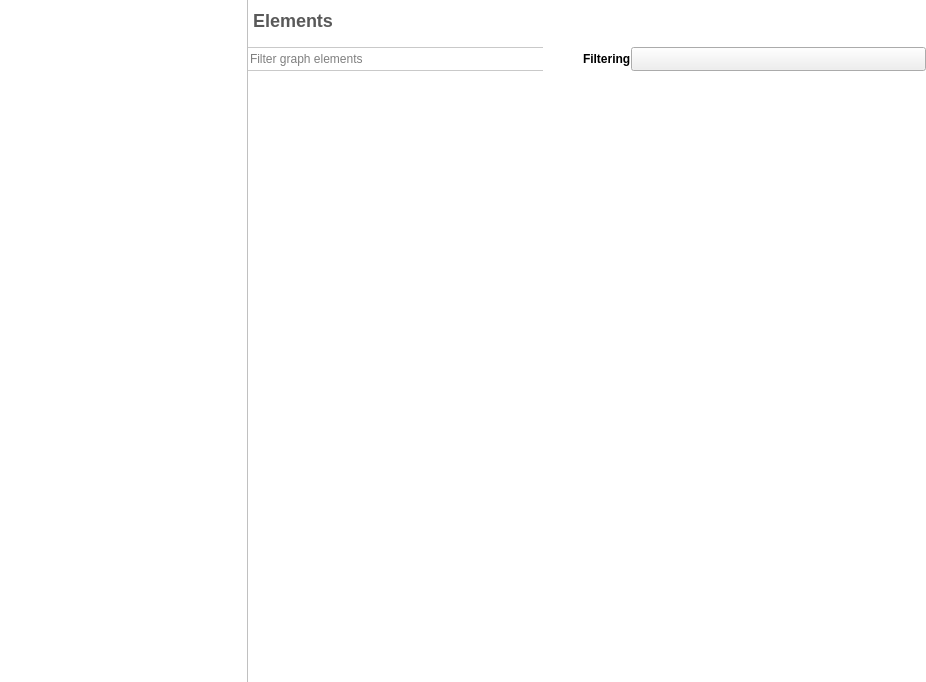
The window that plugins/view/tableview/TableView.ui (vadivelselvaraj/TulipGLImprovement) describes before a commit, drawn with Qt 5.
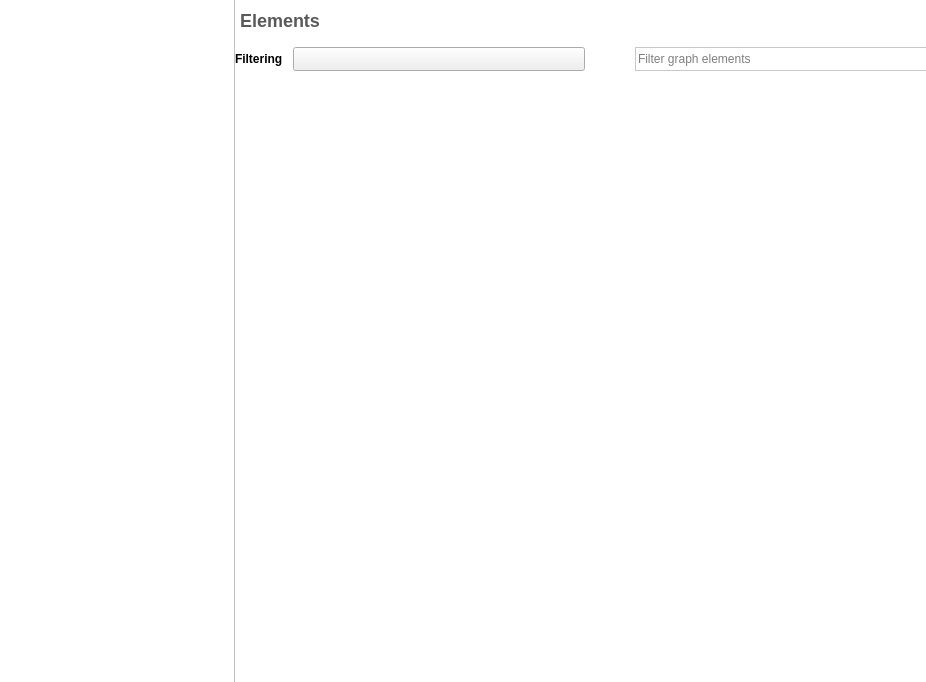
The same window after the commit. Icons and pictures are not drawn. Custom widgets are drawn as their Qt base class.

Commit message: [ Mantis #0003581 ] Fixed size and coord editors in table view to be easier to use by setting them as QDialog

```diff
--- a/plugins/view/tableview/TableView.ui
+++ b/plugins/view/tableview/TableView.ui
@@ -217,42 +217,9 @@
           </property>
           <item>
            <layout class="QHBoxLayout" name="horizontalLayout">
-            <item>
-             <widget class="ClearableLineEdit" name="filterEdit">
-              <property name="minimumSize">
-               <size>
-                <width>0</width>
-                <height>24</height>
-               </size>
-              </property>
-              <property name="styleSheet">
-               <string notr="true">background-color: white;
-border: 0px;
-color: black;
-border-bottom: 1px solid #C9C9C9;
-border-top: 1px solid #C9C9C9;</string>
-              </property>
-              <property name="placeholderText">
-               <string>Filter graph elements</string>
-              </property>
-             </widget>
-            </item>
-            <item>
-             <spacer name="horizontalSpacer">
-              <property name="orientation">
-               <enum>Qt::Horizontal</enum>
-              </property>
-              <property name="sizeType">
-               <enum>QSizePolicy::Maximum</enum>
-              </property>
-              <property name="sizeHint" stdset="0">
-               <size>
-                <width>40</width>
-                <height>20</height>
-               </size>
-              </property>
-             </spacer>
-            </item>
+            <property name="spacing">
+             <number>10</number>
+            </property>
             <item>
              <widget class="QLabel" name="filteringLabel">
               <property name="font">
@@ -276,6 +243,43 @@
               </property>
              </widget>
             </item>
+            <item>
+             <spacer name="horizontalSpacer">
+              <property name="orientation">
+               <enum>Qt::Horizontal</enum>
+              </property>
+              <property name="sizeType">
+               <enum>QSizePolicy::Fixed</enum>
+              </property>
+              <property name="sizeHint" stdset="0">
+               <size>
+                <width>40</width>
+                <height>0</height>
+               </size>
+              </property>
+             </spacer>
+            </item>
+            <item>
+             <widget class="ClearableLineEdit" name="filterEdit">
+              <property name="minimumSize">
+               <size>
+                <width>0</width>
+                <height>24</height>
+               </size>
+              </property>
+              <property name="styleSheet">
+               <string notr="true">background-color: white;
+border: 0px;
+color: black;
+border-bottom: 1px solid #C9C9C9;
+border-top: 1px solid #C9C9C9;
+border-left: 1px solid #C9C9C9;</string>
+              </property>
+              <property name="placeholderText">
+               <string>Filter graph elements</string>
+              </property>
+             </widget>
+            </item>
            </layout>
           </item>
           <item>
```
The commit also changes 6 other files.
